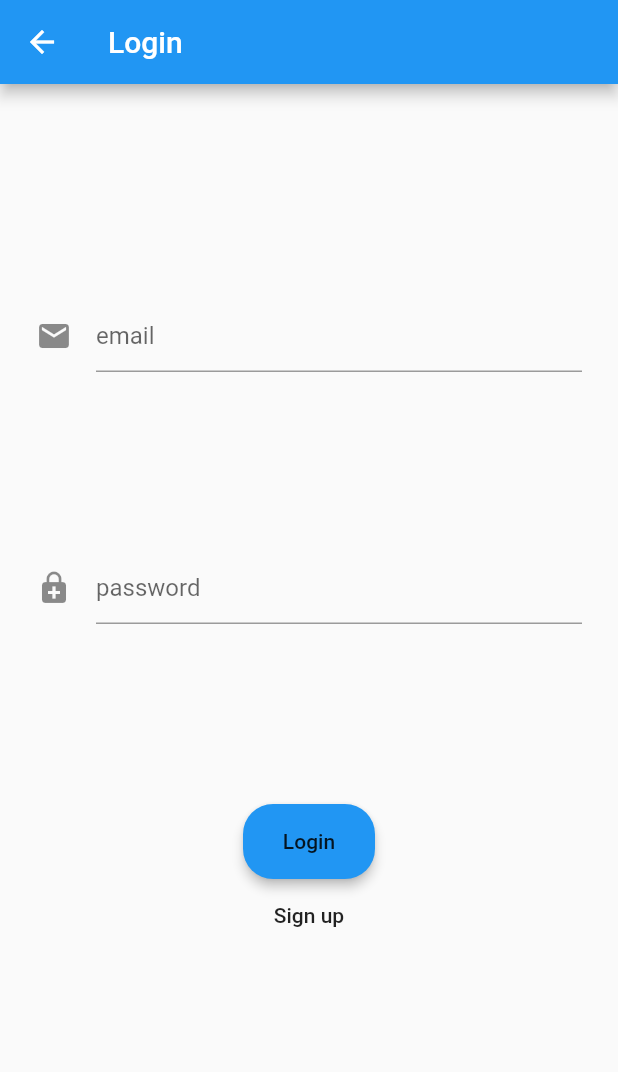
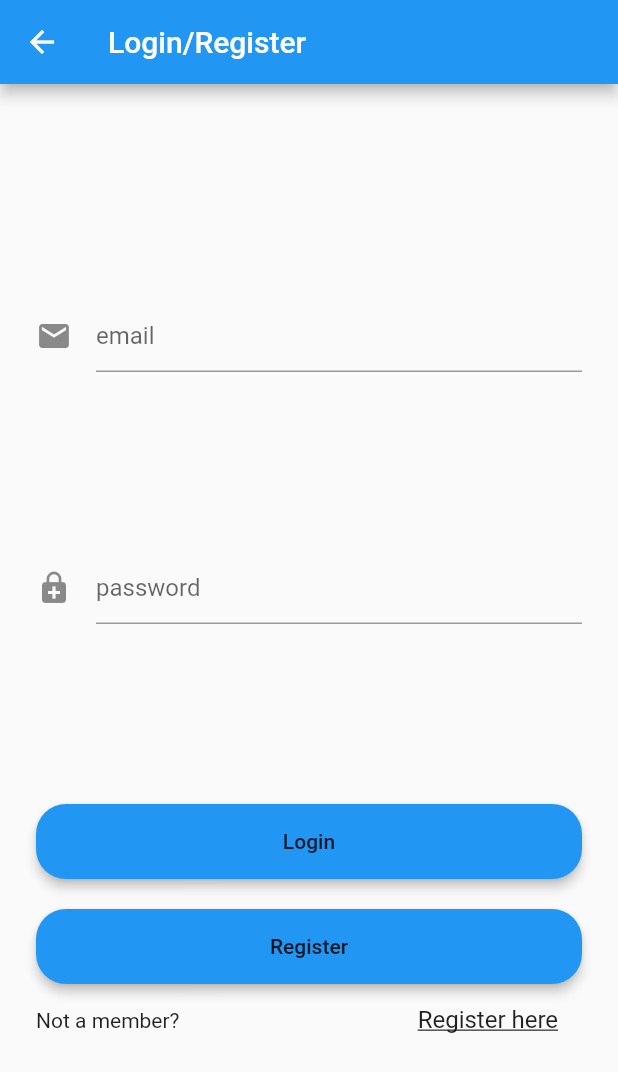
Before and after one commit to AmyRose20/Animal-Sanctuary, a Flutter app: the LoginScreen screen opened directly, on a phone screen of 412 x 824 dp. Shown: the top 1072 px of the screen. Run offline on Flutter 3.47's test engine with Material 2 defaults, Android fonts, the phone set to English and light mode, and no system bars; our stand-ins replace cloud_firestore, firebase_auth; accounts and stored records are empty.

Commit message:
More login work

```diff
--- a/lib/main.dart
+++ b/lib/main.dart
@@ -22,7 +22,7 @@ class MyApp extends StatelessWidget {
     you to give a title to your app. */
     return MaterialApp(
       title: 'Wicklow Animal Sanctuary',
-      home: LaunchScreen(),
+      home: HomeScreen(),
     );
   }
 }
--- a/lib/screens/login_screen.dart
+++ b/lib/screens/login_screen.dart
@@ -1,6 +1,9 @@
 /* Screen allows user to login in to the app,
  or to sign up and obtain an identity. */
+
 import 'package:animal_sanctuary/screens/home_screen.dart';
+import 'package:animal_sanctuary/screens/register_screen.dart';
+import 'package:flutter/cupertino.dart';
 import 'package:flutter/material.dart';
 import 'package:animal_sanctuary/shared/authentication.dart';
 
@@ -10,52 +13,50 @@ class LoginScreen extends StatefulWidget {
 }
 
 class _LoginScreenState extends State<LoginScreen> {
-  /* When the _isLogin Boolean is used a login will be performed,
-  when it is false a sign up will be enabled. */
-  bool _isLogin = true;
-  String _userId;
-  String _password;
-  String _email;
-  String firstName;
-  // String lastName;
-  // String address;
-  // String phoneNumber;
-  // String memberType;
-  // holds message for any error that may occur during login or sign up
-  String _message = '';
 
   final TextEditingController textEmail = TextEditingController();
   final TextEditingController textPassword = TextEditingController();
 
-  Authentication auth;
-
-  @override
-  void initState() {
-    auth = Authentication();
-    super.initState();
-  }
-
-  @override
   Widget build(BuildContext context) {
     return Scaffold(
-      appBar: AppBar(title: Text('Login'),),
+      appBar: AppBar(title: Text("Login/Register")),
       body: Container(
         padding: EdgeInsets.all(24),
         child: SingleChildScrollView(
-          child: Form(child: Column(
-            children: <Widget>[
-              emailInput(),
-              passwordInput(),
-              mainButton(),
-              secondaryButton(),
-              validationMessage(),],
-          )),
+          child: Form(
+            child: Column(
+              mainAxisAlignment: MainAxisAlignment.spaceBetween,
+              crossAxisAlignment: CrossAxisAlignment.stretch,
+              children: <Widget>[
+                emailInput(),
+                passwordInput(),
+                loginButton(),
+                registerButton(),
+                Row(
+                  mainAxisAlignment: MainAxisAlignment.spaceBetween,
+                  children: <Widget>[
+                    Text("Not a member?",),
+                    MaterialButton(
+                      child: Text("Register here",
+                          style: Theme.of(context).textTheme.subtitle1.copyWith(decoration:
+                      TextDecoration.underline),),
+                      onPressed: () {
+                        Navigator.push(context,
+                          MaterialPageRoute(builder: (context) =>
+                            RegisterScreen())
+                      );}
+                    ),
+                  ],
+                ),
+              ],
+            ),
+          ),
         ),
       ),
     );
   }
 
-  // Method returns email TextFormField widget
+  // Method returns password TextFormField widget
   Widget emailInput() {
     return Padding(
       padding: EdgeInsets.only(top: 120),
@@ -87,6 +88,71 @@ class _LoginScreenState extends State<LoginScreen> {
         validator: (text) => text.isEmpty ? 'Password is required' : '',
       ),
     );
+  }
+
+  Widget loginButton() {
+    return Padding(
+        padding: EdgeInsets.only(top: 120),
+        child: Container(
+            height: 50,
+            child: RaisedButton(
+              shape: RoundedRectangleBorder(
+                  borderRadius: BorderRadius.circular(20)),
+              color: Theme
+                  .of(context)
+                  .accentColor,
+              elevation: 3,
+              child: Text("Login"),
+              onPressed: () {
+
+              },
+            )
+        )
+    );
+  }
+
+  Widget registerButton() {
+    return Padding(
+        padding: EdgeInsets.only(top: 20),
+        child: Container(
+            height: 50,
+            child: RaisedButton(
+              shape: RoundedRectangleBorder(
+                  borderRadius: BorderRadius.circular(20)),
+              color: Theme
+                  .of(context)
+                  .accentColor,
+              elevation: 3,
+              child: Text("Register"),
+              onPressed: () {
+                Navigator.push(context,
+                    MaterialPageRoute(builder: (context) =>
+                        RegisterScreen())
+                );
+              }
+            )
+        )
+    );
+  }
+
+} // END
+
+ /* /* When the _isLogin Boolean is used a login will be performed,
+  when it is false a sign up will be enabled. */
+  bool _isLogin = true;
+  String _userId;
+  String _password;
+  String _email;
+  String firstName;
+  // holds message for any error that may occur during login or sign up
+  String _message = '';
+
+  Authentication auth;
+
+  @override
+  void initState() {
+    auth = Authentication();
+    super.initState();
   }
 
   Widget mainButton() {
@@ -171,4 +237,5 @@ class _LoginScreenState extends State<LoginScreen> {
       });
     }
   }
-}
+
+  */
```
Also changed, not shown: lib/screens/home_screen.dart (+5 -3 lines), lib/screens/register_screen.dart (added, +15 -0 lines).
